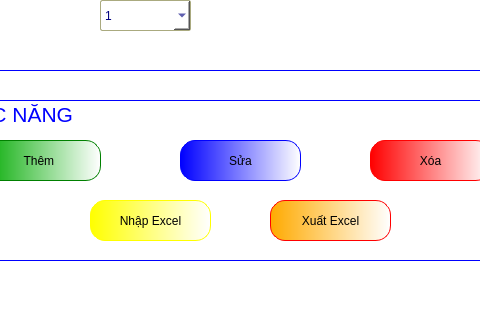
This is GUI/TrangChu.ui in phuthuy44/Student--py as Qt 5 draws it before an edit; both pictures show x 272 to 752 and y 346 to 666 of the 1419 by 781 pixel window. The edited form follows.
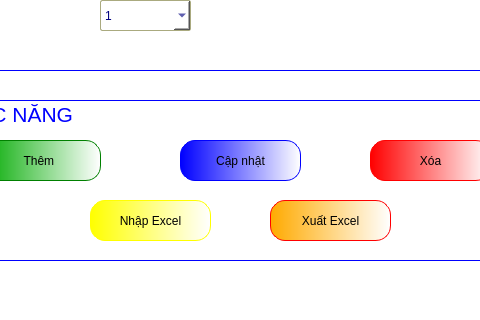
This is the edited form. The open tabs and pages were chosen to show the change.

What changed in the file:
```diff
--- a/GUI/TrangChu.ui
+++ b/GUI/TrangChu.ui
@@ -6553,7 +6553,7 @@
 </string>
          </property>
          <property name="text">
-          <string>Sửa</string>
+          <string>Cập nhật</string>
          </property>
         </widget>
         <widget class="QPushButton" name="pushButton_82">
```
Left out of the diff: 34 changed lines with no effect on the pictures.
